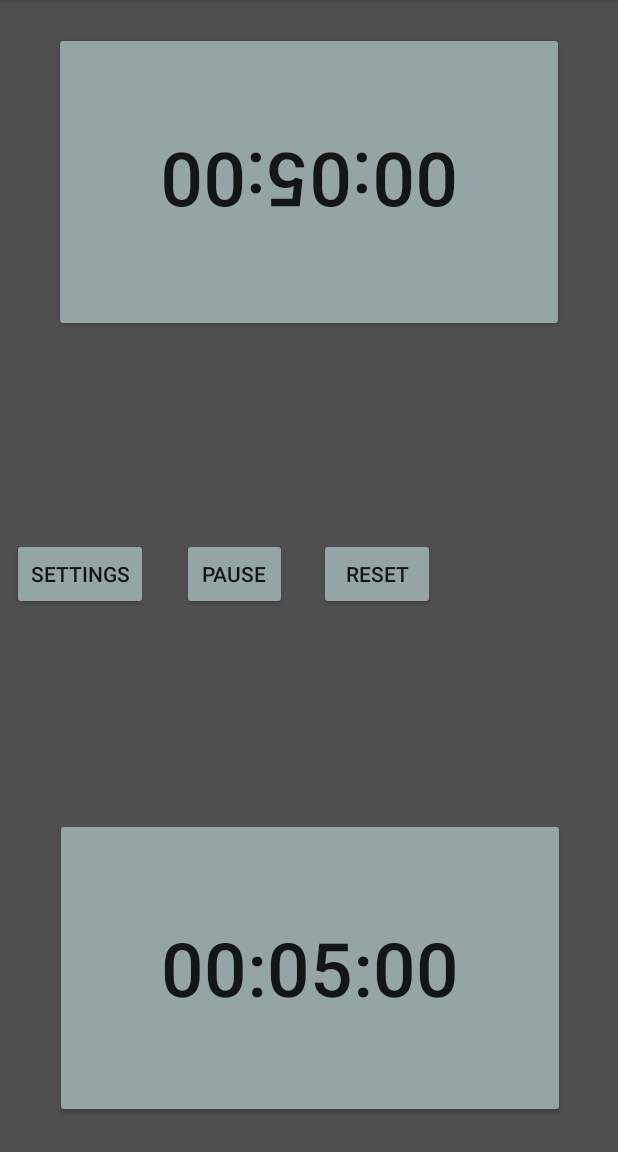
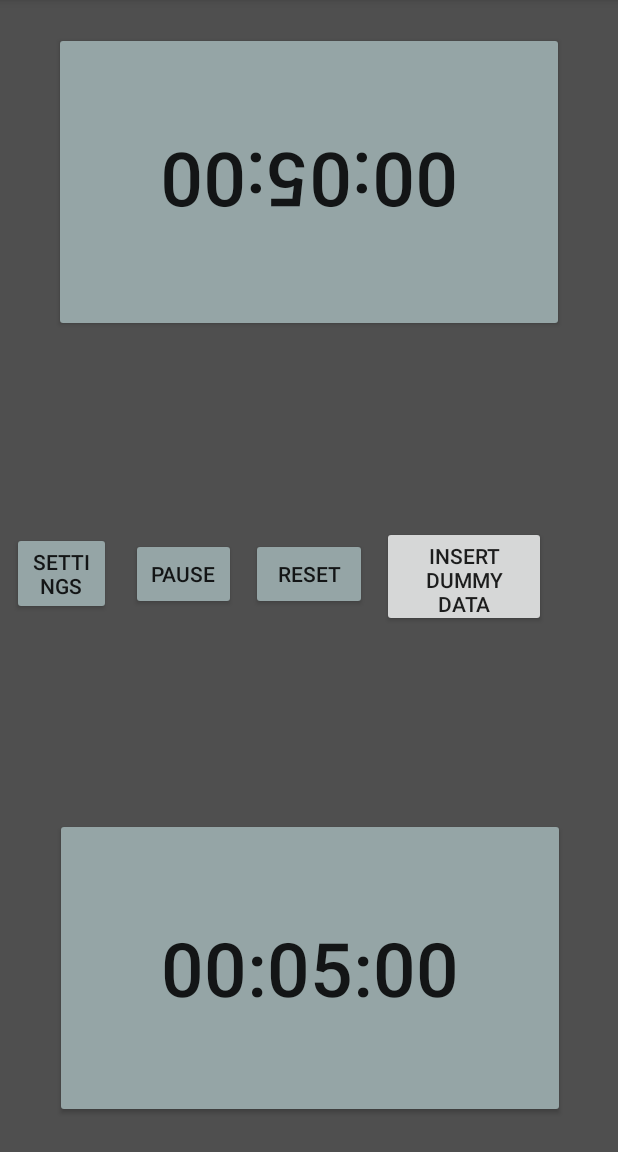
Before and after one commit to TheAshMan/Chess-Clock, an Android app: the screen it shows after launch (MainActivity), on a phone screen of 412 x 824 dp, the part 84-1236 px from its top. Run offline under Robolectric (Android 15) with nearby library versions, the phone set to English and light mode, and no system bars; plain views replace FlatButton.

Commit message:
Create InsertDummyData button

```diff
--- a/app/src/main/java/com/ashwinsreevatsacom/chessclock/MainActivity.java
+++ b/app/src/main/java/com/ashwinsreevatsacom/chessclock/MainActivity.java
@@ -26,7 +26,7 @@ public class MainActivity extends AppCompatActivity {
     private Button settingsButton;
     private Button resetButton;
 
-
+    private Button insertDummyDataButton; //TODO Delete once database has been set up
 
     private final int REQUEST_CODE = 2;
 
@@ -118,6 +118,15 @@ public class MainActivity extends AppCompatActivity {
                 getColor(R.color.fbutton_color_concrete), PorterDuff.Mode.MULTIPLY);
 
 
+
+        insertDummyDataButton = (Button) findViewById(R.id.InsertDummyDataButton); //TODO Delete all examples of this button
+        insertDummyDataButton.setOnClickListener(new View.OnClickListener() {
+            @Override
+            public void onClick(View view) {
+                insertDummyData();
+            }
+        });
+
         //Display database
         displayDatabase();
     }
@@ -195,6 +204,9 @@ public class MainActivity extends AppCompatActivity {
 
     }
 
+    /**
+     * Displays the number of rows in the archive database as a log error message
+     */
     private void displayDatabase(){
         ChessClockDbHelper mDbHelper = new ChessClockDbHelper(this);
 
@@ -202,7 +214,7 @@ public class MainActivity extends AppCompatActivity {
         Cursor cursor = db.rawQuery("SELECT * FROM " + ChessClockContract.ChessClockEntry.TABLE_NAME,null);
 
         try{
-            Log.v("Database","Number of rows in archive database" + cursor.getCount());
+            Log.e("Database","Number of rows in archive database" + cursor.getCount());
         } finally {
             cursor.close();
         }
--- a/app/src/main/res/layout/activity_main.xml
+++ b/app/src/main/res/layout/activity_main.xml
@@ -57,7 +57,7 @@
         android:text="Pause"
         app:layout_constraintBottom_toBottomOf="parent"
         app:layout_constraintEnd_toEndOf="parent"
-        app:layout_constraintHorizontal_bias="0.348"
+        app:layout_constraintHorizontal_bias="0.244"
         app:layout_constraintStart_toStartOf="parent"
         app:layout_constraintTop_toTopOf="parent"
         app:layout_constraintVertical_bias="0.498"
@@ -66,21 +66,21 @@
 
     <com.dd.processbutton.FlatButton
         android:id="@+id/SettingsButton"
-        android:layout_width="wrap_content"
+        android:layout_width="66dp"
         android:layout_height="wrap_content"
         android:layout_marginBottom="8dp"
         android:layout_marginEnd="8dp"
         android:layout_marginStart="8dp"
         android:layout_marginTop="8dp"
         android:text="Settings"
-        app:pb_colorNormal="@color/fbutton_color_concrete"
-        app:pb_colorPressed="@color/fbutton_color_asbestos"
         app:layout_constraintBottom_toBottomOf="parent"
         app:layout_constraintEnd_toEndOf="parent"
         app:layout_constraintHorizontal_bias="0.0"
         app:layout_constraintStart_toStartOf="parent"
         app:layout_constraintTop_toTopOf="parent"
-        app:layout_constraintVertical_bias="0.498" />
+        app:layout_constraintVertical_bias="0.498"
+        app:pb_colorNormal="@color/fbutton_color_concrete"
+        app:pb_colorPressed="@color/fbutton_color_asbestos" />
 
     <com.dd.processbutton.FlatButton
         android:id="@+id/ResetButton"
@@ -91,13 +91,28 @@
         android:layout_marginStart="8dp"
         android:layout_marginTop="8dp"
         android:text="Reset"
-        app:pb_colorNormal="@color/fbutton_color_concrete"
-        app:pb_colorPressed="@color/fbutton_color_asbestos"
         app:layout_constraintBottom_toBottomOf="parent"
         app:layout_constraintEnd_toEndOf="parent"
-        app:layout_constraintHorizontal_bias="0.643"
+        app:layout_constraintHorizontal_bias="0.501"
         app:layout_constraintStart_toStartOf="parent"
         app:layout_constraintTop_toTopOf="parent"
-        app:layout_constraintVertical_bias="0.498" />
+        app:layout_constraintVertical_bias="0.498"
+        app:pb_colorNormal="@color/fbutton_color_concrete"
+        app:pb_colorPressed="@color/fbutton_color_asbestos" />
+
+    <Button
+        android:id="@+id/InsertDummyDataButton"
+        android:layout_width="109dp"
+        android:layout_height="67dp"
+        android:layout_marginBottom="8dp"
+        android:layout_marginEnd="8dp"
+        android:layout_marginStart="8dp"
+        android:layout_marginTop="8dp"
+        android:text="Insert Dummy Data"
+        app:layout_constraintBottom_toBottomOf="parent"
+        app:layout_constraintEnd_toEndOf="parent"
+        app:layout_constraintHorizontal_bias="0.861"
+        app:layout_constraintStart_toStartOf="parent"
+        app:layout_constraintTop_toTopOf="parent" />
 
 </android.support.constraint.ConstraintLayout>
```
